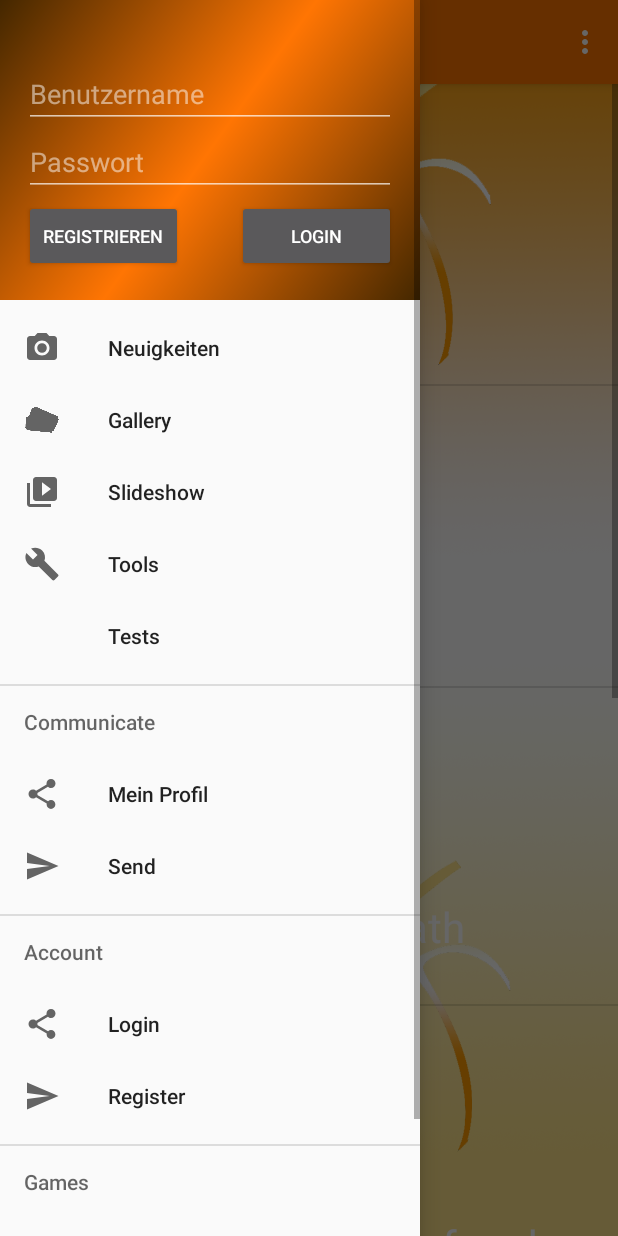
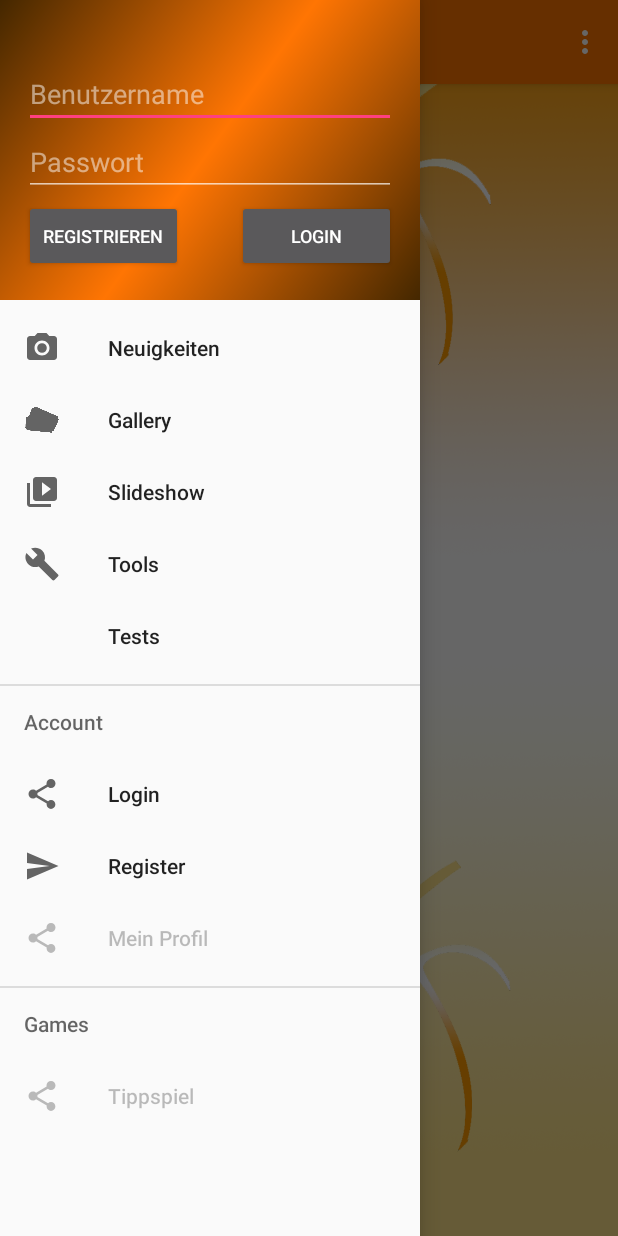
Before and after one commit to RalNeu/Project_Hoops, an Android app: the screen it shows after launch (MainActivity), with the side drawer open, on a phone screen of 412 x 824 dp. Run offline under Robolectric (Android 15) with nearby library versions, the phone set to English and light mode, and no system bars.

Commit message:
Die Bilder vom Startildschirm entfernt. Man kann erst in das Profil, wenn man sich einloggt. Diverse Korrekturen im Code. Menü umstrukturiert.

```diff
--- a/app/src/main/AndroidManifest.xml
+++ b/app/src/main/AndroidManifest.xml
@@ -7,7 +7,7 @@ package="ulm.hochschule.project_hoops">
 
 <application android:allowBackup="true" android:icon="@mipmap/ic_launcher" android:label="@string/Project_Hoops"
     android:supportsRtl="true" android:theme="@style/AppTheme">
-    <activity android:name=".MainActivity"
+    <activity android:name=".activities.MainActivity"
         android:theme="@style/AppTheme.NoActionBar" android:windowSoftInputMode="adjustResize">
         <intent-filter>
             <action android:name="android.intent.action.MAIN" />
@@ -16,7 +16,6 @@ package="ulm.hochschule.project_hoops">
         </intent-filter>
     </activity>
     <activity android:name=".activities.EditProfilActivity" android:label="@string/app_name" />
-    <activity android:name=".activities.DateChooserActivity" />
-    <activity android:name=".activities.TippSpielActivity" />
+    <activity android:name=".activities.TippspielActivity" />
 </application>
 </manifest>
--- a/app/src/main/java/ulm/hochschule/project_hoops/Fragments/NewsTab.java
+++ b/app/src/main/java/ulm/hochschule/project_hoops/Fragments/NewsTab.java
@@ -52,9 +52,9 @@ public class NewsTab extends Fragment {
     public void onActivityCreated(@Nullable Bundle savedInstanceState) {
         super.onActivityCreated(savedInstanceState);
 
-        ArrayList<ListItem> listData = getListData();
+       // ArrayList<ListItem> listData = getListData();
 
-        listView.setAdapter(new CustomListAdapter(getContext(), listData));
+        //listView.setAdapter(new CustomListAdapter(getContext(), listData));
 
        /*new LoadImage().execute("http://www.ratiopharmulm.com/images/stories/Hauptnews/2016_05/2016_05_14_OLDvsULM_02.jpg");
 
@@ -79,7 +79,7 @@ public class NewsTab extends Fragment {
     }
 
     private ArrayList<ListItem> getListData() {
-        ArrayList<ListItem> listMockData = new ArrayList<ListItem>();
+        /*ArrayList<ListItem> listMockData = new ArrayList<ListItem>();
         String[] images = getResources().getStringArray(R.array.images_array);
         String[] headlines = getResources().getStringArray(R.array.headline_array);
 
@@ -91,7 +91,8 @@ public class NewsTab extends Fragment {
             newsData.setDate("May 26, 2013, 13:35");
             listMockData.add(newsData);
         }
-        return listMockData;
+        return listMockData;*/
+        return null;
     }
 
 
--- a/app/src/main/java/ulm/hochschule/project_hoops/Fragments/ProfilTab.java
+++ b/app/src/main/java/ulm/hochschule/project_hoops/Fragments/ProfilTab.java
@@ -37,7 +37,7 @@ public class ProfilTab extends Fragment {
     @Override
     public void onCreate(@Nullable Bundle savedInstanceState) {
         super.onCreate(savedInstanceState);
-        user = UserProfile.getInstance("RalNeu");
+        user = UserProfile.getInstance();
     }
 
     @Nullable
--- a/app/src/main/java/ulm/hochschule/project_hoops/MainActivity.java
+++ b/app/src/main/java/ulm/hochschule/project_hoops/activities/MainActivity.java
@@ -1,6 +1,6 @@
-package ulm.hochschule.project_hoops;
+package ulm.hochschule.project_hoops.activities;
 
-import android.app.Activity;
+import android.content.ClipData;
 import android.content.Context;
 import android.content.Intent;
 import android.os.Bundle;
@@ -27,8 +27,7 @@ import android.widget.Toast;
 import java.util.Observable;
 import java.util.Observer;
 
-import ulm.hochschule.project_hoops.activities.EditProfilActivity;
-import ulm.hochschule.project_hoops.activities.TippspielActivity;
+import ulm.hochschule.project_hoops.R;
 import ulm.hochschule.project_hoops.fragments.LoginTab;
 import ulm.hochschule.project_hoops.fragments.NewsTab;
 import ulm.hochschule.project_hoops.fragments.ProfilTab;
@@ -36,7 +35,7 @@ import ulm.hochschule.project_hoops.fragments.RegisterTab;
 import ulm.hochschule.project_hoops.fragments.RegisterTab2;
 import ulm.hochschule.project_hoops.fragments.TestTab;
 import ulm.hochschule.project_hoops.fragments.WebView2;
-import ulm.hochschule.project_hoops.tasks.ServerCommunicate;
+import ulm.hochschule.project_hoops.utilities.ListItem;
 import ulm.hochschule.project_hoops.utilities.SqlManager;
 
 public class MainActivity extends AppCompatActivity
@@ -56,10 +55,18 @@ public class MainActivity extends AppCompatActivity
     private Fragment registerTab = new RegisterTab2();
     private Fragment loginTab = new LoginTab();
 
+    private MenuItem profile;
+    private MenuItem tipgame;
+
     //For closeKeyboard
     private ActionBarDrawerToggle mDrawerToggle;
     private DrawerLayout dLayout;
     private static DrawerLayout mDrawerLayout;
+
+    public void setProfileEabled(boolean flag) {
+        tipgame.setEnabled(flag);
+        profile.setEnabled(flag);
+    }
 
 
     @Override
@@ -78,6 +85,15 @@ public class MainActivity extends AppCompatActivity
 
         navigationView = (NavigationView) findViewById(R.id.nav_view);
         navigationView.setNavigationItemSelectedListener(this);
+
+        Menu navDrawer = navigationView.getMenu();
+        profile = navDrawer.findItem(R.id.profile);
+        tipgame = navDrawer.findItem(R.id.tipGame);
+
+        tipgame.setEnabled(false);
+        profile.setEnabled(false);
+        //mi.setEnabled(false);
+
         drawer.setDrawerListener(new DrawerLayout.DrawerListener() {
             @Override
             public void onDrawerSlide(View drawerView, float slideOffset) {
@@ -86,12 +102,10 @@ public class MainActivity extends AppCompatActivity
 
             @Override
             public void onDrawerOpened(View drawerView) {
-
             }
 
             @Override
             public void onDrawerClosed(View drawerView) {
-
             }
 
             @Override
@@ -169,6 +183,8 @@ public class MainActivity extends AppCompatActivity
     @Override
     public boolean onCreateOptionsMenu(Menu menu) {
         // Inflate the menu; this adds items to the action bar if it is present.
+
+
 
         mDrawerToggle = new ActionBarDrawerToggle(this, mDrawerLayout, R.string.app_name, R.string.app_name) {
 
@@ -251,7 +267,6 @@ public class MainActivity extends AppCompatActivity
         } else if (id == R.id.nav_manage) {
             ft.replace(R.id.contentPanel, new LoginTab()).commit();
         } else if (id == R.id.profile) {
-
             ProfilTab tab = ProfilTab.getInstance();
             tab.addObserver(this);
             ft.replace(R.id.contentPanel, tab).commit();
@@ -263,13 +278,8 @@ public class MainActivity extends AppCompatActivity
         } else if (id == R.id.register) {
             ft.replace(R.id.contentPanel, registerTab).commit();
             currTab = registerTab;
-        } else if (id == R.id.nav_send) {
-
-            StrictMode.ThreadPolicy policy = new StrictMode.ThreadPolicy.Builder().permitAll().build();
-            StrictMode.setThreadPolicy(policy);
-
-        } else if (id == R.id.Tipp) {
-            startActivity(new Intent(MainActivity.this, TippspielActivity.class));
+        } else if (id == R.id.tipGame) {
+            startActivity(new Intent(getApplicationContext(), TippspielActivity.class));
         }
         DrawerLayout drawer = (DrawerLayout) findViewById(R.id.drawer_layout);
         drawer.closeDrawer(GravityCompat.START);
--- a/app/src/main/res/layout/app_bar_main.xml
+++ b/app/src/main/res/layout/app_bar_main.xml
@@ -5,7 +5,7 @@
     android:layout_width="match_parent"
     android:layout_height="match_parent"
     android:fitsSystemWindows="true"
-    tools:context=".MainActivity">
+    tools:context=".activities.MainActivity">
 
     <android.support.design.widget.AppBarLayout
         android:layout_width="match_parent"
--- a/app/src/main/res/layout/content_main.xml
+++ b/app/src/main/res/layout/content_main.xml
@@ -10,7 +10,7 @@
     android:paddingTop="0dp"
     android:id="@+id/contentPanel"
     app:layout_behavior="@string/appbar_scrolling_view_behavior"
-    tools:context=".MainActivity"
+    tools:context=".activities.MainActivity"
     tools:showIn="@layout/app_bar_main">
 
 </RelativeLayout>
--- a/app/src/main/res/layout/fragment_news.xml
+++ b/app/src/main/res/layout/fragment_news.xml
@@ -18,7 +18,7 @@
         android:layout_width="wrap_content"
         android:layout_height="wrap_content"
         android:textSize="28dp"
-        android:text="hallo das ist iein test."
+        android:text="hallo das ist ein test."
         android:paddingTop="140dp"
         android:textColor="@android:color/white">
     </TextView>
--- a/app/src/main/res/menu/activity_main_drawer.xml
+++ b/app/src/main/res/menu/activity_main_drawer.xml
@@ -23,19 +23,6 @@
             android:title="Tests" />
     </group>
 
-    <item android:title="Communicate">
-        <menu>
-            <item
-                android:id="@+id/profile"
-                android:icon="@drawable/ic_menu_share"
-                android:title="@string/profile"/>
-            <item
-                android:id="@+id/nav_send"
-                android:icon="@drawable/ic_menu_send"
-                android:title="Send" />
-        </menu>
-    </item>
-
     <item android:title="Account">
         <menu>
             <item
@@ -46,19 +33,19 @@
                 android:id="@+id/register"
                 android:icon="@drawable/ic_menu_send"
                 android:title="Register" />
+            <item
+                android:id="@+id/profile"
+                android:icon="@drawable/ic_menu_share"
+                android:title="@string/profile"/>
         </menu>
     </item>
 
     <item android:title="Games">
         <menu>
             <item
-                android:id="@+id/Tipp"
+                android:id="@+id/tipGame"
                 android:icon="@drawable/ic_menu_share"
                 android:title="Tippspiel"/>
-            <item
-                android:id="@+id/BB"
-                android:icon="@drawable/ic_menu_send"
-                android:title="Send" />
         </menu>
     </item>
 
--- a/app/src/main/res/values/strings.xml
+++ b/app/src/main/res/values/strings.xml
@@ -51,29 +51,6 @@
 
 
     <string name="Project_Hoops">Project Hoops</string>
-    <array name="images_array">
-        <item>
-            http://www.ratiopharmulm.com/images/stories/Hauptnews/2016_05/2016_05_14_OLDvsULM_02.jpg
-        </item>
-        <item>
-            http://lh4.ggpht.com/_4f1e_yo-zMQ/TCe5h9yN-TI/AAAAAAAAXqs/8X2fIjtKjmw/s144-c/IMG_1786.JPG
-        </item>
-        <item>
-            http://lh3.ggpht.com/_GEnSvSHk4iE/TDSfmyCfn0I/AAAAAAAAF8Y/cqmhEoxbwys/s144-c/_MG_3675.jpg
-        </item>
-        <item>
-            http://lh6.ggpht.com/_ZN5zQnkI67I/TCFFZaJHDnI/AAAAAAAABVk/YoUbDQHJRdo/s144-c/P9250508.JPG
-        </item>
-        <item>
-            http://lh4.ggpht.com/_XjNwVI0kmW8/TCOwNtzGheI/AAAAAAAAC84/SxFJhG7Scgo/s144-c/0014.jpg
-        </item>
-        <item>
-            http://lh6.ggpht.com/_Nsxc889y6hY/TBp7jfx-cgI/AAAAAAAAHAg/Rr7jX44r2Gc/s144-c/IMGP9775a.jpg
-        </item>
-        <item>
-            http://lh6.ggpht.com/_ZN5zQnkI67I/TCFFZaJHDnI/AAAAAAAABVk/YoUbDQHJRdo/s144-c/P9250508.JPG
-        </item>
-    </array>
 
     <array name="headline_array">
         <item>Dance of Democracy</item>
```
Also changed, not shown: app/src/main/java/ulm/hochschule/project_hoops/Fragments/TestTab.java (+4 -3 lines), app/src/main/java/ulm/hochschule/project_hoops/activities/DateChooserActivity.java (deleted, +0 -19 lines), app/src/main/java/ulm/hochschule/project_hoops/activities/EditProfilActivity.java (+5 -3 lines), app/src/main/java/ulm/hochschule/project_hoops/activities/TippspielActivity.java (+4 -4 lines), app/src/main/java/ulm/hochschule/project_hoops/tasks/ServerCommunicate.java (+37 -9 lines), app/src/main/java/ulm/hochschule/project_hoops/utilities/SqlManager.java (+6 -5 lines), app/src/main/java/ulm/hochschule/project_hoops/utilities/UserProfile.java (+13 -0 lines), app/src/main/res/layout/activity_date_chooser.xml (deleted, +0 -39 lines).
